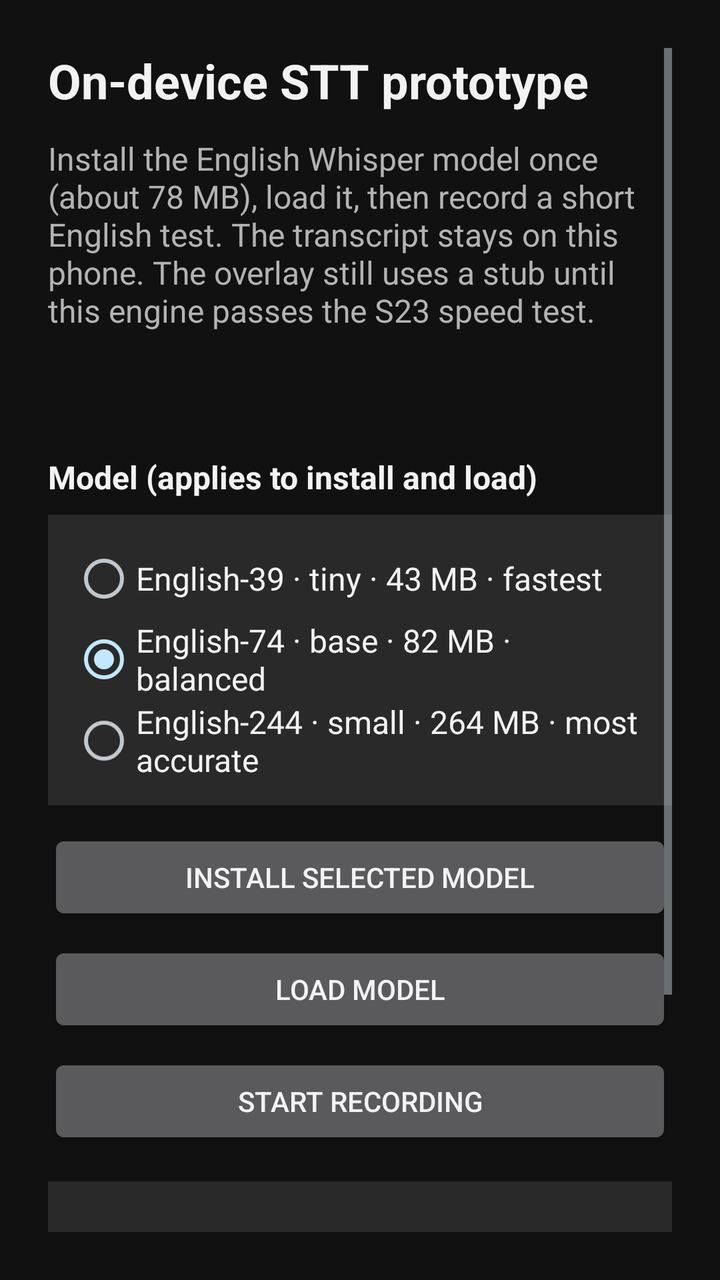
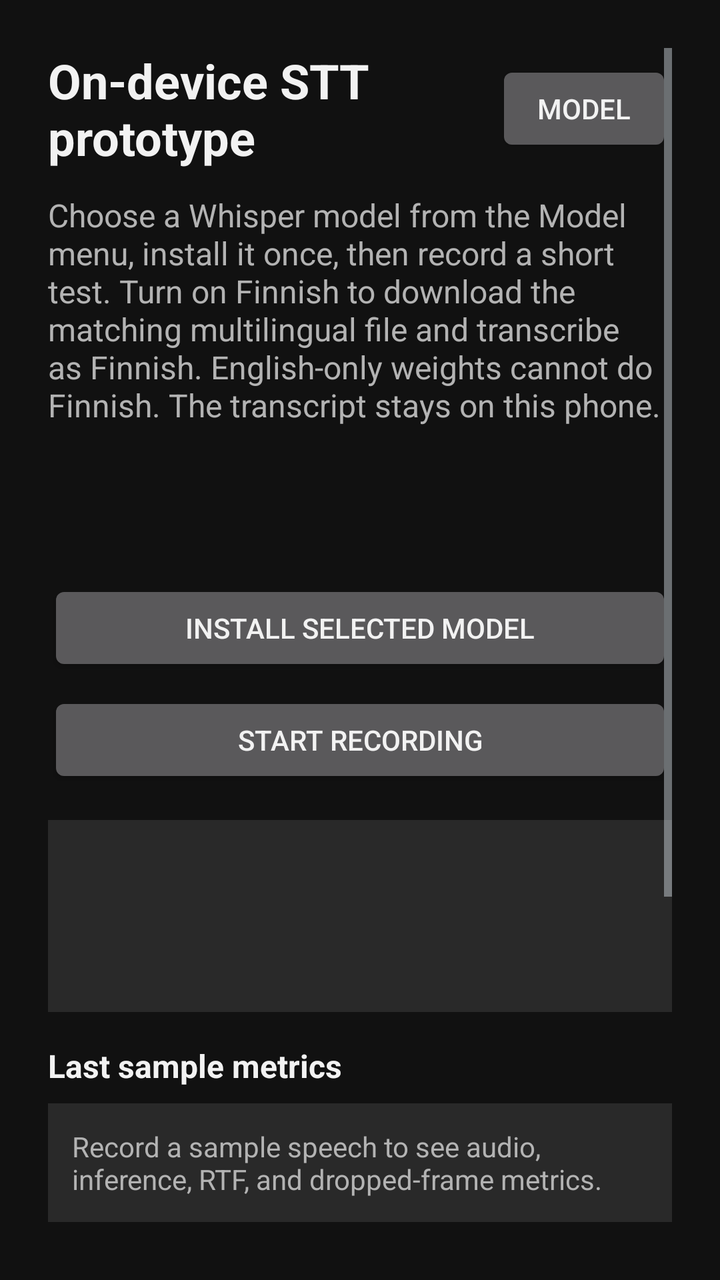

The first picture is an Android layout as it rendered before a commit; the second is the same layout after the commit. The layout source and the unified diff follow.
<!-- AndroidManifest.xml: application theme Theme.Dictator -->
<!-- res/layout/activity_main.xml -->
<?xml version="1.0" encoding="utf-8"?>
<ScrollView xmlns:android="http://schemas.android.com/apk/res/android"
    android:layout_width="match_parent"
    android:layout_height="match_parent"
    android:background="@color/setup_bg"
    android:fillViewport="true"
    android:padding="24dp">

    <LinearLayout
        android:layout_width="match_parent"
        android:layout_height="wrap_content"
        android:orientation="vertical">

        <TextView
            android:layout_width="match_parent"
            android:layout_height="wrap_content"
            android:text="@string/setup_title"
            android:textColor="@color/setup_text"
            android:textSize="24sp"
            android:textStyle="bold" />

        <TextView
            android:layout_width="match_parent"
            android:layout_height="wrap_content"
            android:layout_marginTop="12dp"
            android:text="@string/setup_body"
            android:textColor="@color/setup_muted"
            android:textSize="16sp" />

        <TextView
            android:id="@+id/modelStatus"
            android:layout_width="match_parent"
            android:layout_height="wrap_content"
            android:layout_marginTop="24dp"
            android:textColor="@color/setup_text"
            android:textSize="16sp" />

        <TextView
            android:layout_width="match_parent"
            android:layout_height="wrap_content"
            android:layout_marginTop="16dp"
            android:text="@string/model_selector_title"
            android:textColor="@color/setup_text"
            android:textSize="16sp"
            android:textStyle="bold" />

        <RadioGroup
            android:id="@+id/modelSelector"
            android:layout_width="match_parent"
            android:layout_height="wrap_content"
            android:layout_marginTop="8dp"
            android:background="#1AFFFFFF"
            android:padding="12dp">

            <RadioButton
                android:id="@+id/modelTiny"
                android:layout_width="match_parent"
                android:layout_height="wrap_content"
                android:minHeight="40dp"
                android:text="@string/model_tiny"
                android:textColor="@color/setup_text"
                android:textSize="16sp" />

            <RadioButton
                android:id="@+id/modelBase"
                android:layout_width="match_parent"
                android:layout_height="wrap_content"
                android:checked="true"
                android:minHeight="40dp"
                android:text="@string/model_base"
                android:textColor="@color/setup_text"
                android:textSize="16sp" />

            <RadioButton
                android:id="@+id/modelSmall"
                android:layout_width="match_parent"
                android:layout_height="wrap_content"
                android:minHeight="40dp"
                android:text="@string/model_small"
                android:textColor="@color/setup_text"
                android:textSize="16sp" />
        </RadioGroup>

        <Button
            android:id="@+id/installModel"
            android:layout_width="match_parent"
            android:layout_height="wrap_content"
            android:layout_marginTop="12dp"
            android:text="@string/install_model" />

        <Button
            android:id="@+id/loadModel"
            android:layout_width="match_parent"
            android:layout_height="wrap_content"
            android:layout_marginTop="8dp"
            android:text="@string/load_model" />

        <Button
            android:id="@+id/record"
            android:layout_width="match_parent"
            android:layout_height="wrap_content"
            android:layout_marginTop="8dp"
            android:text="@string/start_recording" />

        <TextView
            android:id="@+id/transcript"
            android:layout_width="match_parent"
            android:layout_height="wrap_content"
            android:layout_marginTop="16dp"
            android:background="#1AFFFFFF"
            android:minHeight="96dp"
            android:padding="12dp"
            android:textColor="@color/setup_text"
            android:textIsSelectable="true"
            android:textSize="18sp" />

        <TextView
            android:id="@+id/accessibilityStatus"
            android:layout_width="match_parent"
            android:layout_height="wrap_content"
            android:layout_marginTop="32dp"
            android:textColor="@color/setup_warn"
            android:textSize="16sp" />

        <Button
            android:id="@+id/openAccessibility"
            android:layout_width="match_parent"
            android:layout_height="wrap_content"
            android:layout_marginTop="12dp"
            android:text="@string/open_accessibility_settings" />
    </LinearLayout>
</ScrollView>
<!-- resources referenced by this layout -->
<resources>
  <color name="setup_bg">#111111</color>
  <color name="setup_muted">#B3B3B3</color>
  <color name="setup_text">#F2F2F2</color>
  <color name="setup_warn">#F5B041</color>
  <string name="install_model">Install selected model</string>
  <string name="load_model">Load model</string>
  <string name="model_base">English-74 · base · 82 MB · balanced</string>
  <string name="model_selector_title">Model (applies to install and load)</string>
  <string name="model_small">English-244 · small · 264 MB · most accurate</string>
  <string name="model_tiny">English-39 · tiny · 43 MB · fastest</string>
  <string name="open_accessibility_settings">Open Accessibility settings</string>
  <string name="setup_body">Install the English Whisper model once (about 78 MB), load it, then record a short English test. The transcript stays on this phone. The overlay still uses a stub until this engine passes the S23 speed test.</string>
  <string name="setup_title">On-device STT prototype</string>
  <string name="start_recording">Start recording</string>
  <style name="Theme.Dictator" parent="android:Theme.DeviceDefault.NoActionBar">
          <item name="android:statusBarColor">@color/setup_bg</item>
          <item name="android:navigationBarColor">@color/setup_bg</item>
          <item name="android:windowBackground">@color/setup_bg</item>
          <item name="android:textColor">@color/setup_text</item>
      </style>
</resources>

<!-- the commit's change to res/layout/activity_main.xml (unified diff, before → after) -->
@@ -2,7 +2,6 @@
 <ScrollView xmlns:android="http://schemas.android.com/apk/res/android"
     android:layout_width="match_parent"
     android:layout_height="match_parent"
-    android:background="@color/setup_bg"
     android:fillViewport="true"
     android:padding="24dp">
 
@@ -11,13 +10,29 @@
         android:layout_height="wrap_content"
         android:orientation="vertical">
 
-        <TextView
+        <LinearLayout
             android:layout_width="match_parent"
             android:layout_height="wrap_content"
-            android:text="@string/setup_title"
-            android:textColor="@color/setup_text"
-            android:textSize="24sp"
-            android:textStyle="bold" />
+            android:gravity="center_vertical"
+            android:orientation="horizontal">
+
+            <TextView
+                android:layout_width="0dp"
+                android:layout_height="wrap_content"
+                android:layout_weight="1"
+                android:text="@string/setup_title"
+                android:textColor="@color/setup_text"
+                android:textSize="24sp"
+                android:textStyle="bold" />
+
+            <Button
+                android:id="@+id/modelMenu"
+                android:layout_width="wrap_content"
+                android:layout_height="wrap_content"
+                android:contentDescription="@string/select_model"
+                android:minHeight="48dp"
+                android:text="@string/model_menu_button" />
+        </LinearLayout>
 
         <TextView
             android:layout_width="match_parent"
@@ -28,58 +43,20 @@
             android:textSize="16sp" />
 
         <TextView
+            android:id="@+id/selectedModel"
+            android:layout_width="match_parent"
+            android:layout_height="wrap_content"
+            android:layout_marginTop="16dp"
+            android:textColor="@color/setup_muted"
+            android:textSize="14sp" />
+
+        <TextView
             android:id="@+id/modelStatus"
             android:layout_width="match_parent"
             android:layout_height="wrap_content"
-            android:layout_marginTop="24dp"
+            android:layout_marginTop="8dp"
             android:textColor="@color/setup_text"
             android:textSize="16sp" />
-
-        <TextView
-            android:layout_width="match_parent"
-            android:layout_height="wrap_content"
-            android:layout_marginTop="16dp"
-            android:text="@string/model_selector_title"
-            android:textColor="@color/setup_text"
-            android:textSize="16sp"
-            android:textStyle="bold" />
-
-        <RadioGroup
-            android:id="@+id/modelSelector"
-            android:layout_width="match_parent"
-            android:layout_height="wrap_content"
-            android:layout_marginTop="8dp"
-            android:background="#1AFFFFFF"
-            android:padding="12dp">
-
-            <RadioButton
-                android:id="@+id/modelTiny"
-                android:layout_width="match_parent"
-                android:layout_height="wrap_content"
-                android:minHeight="40dp"
-                android:text="@string/model_tiny"
-                android:textColor="@color/setup_text"
-                android:textSize="16sp" />
-
-            <RadioButton
-                android:id="@+id/modelBase"
-                android:layout_width="match_parent"
-                android:layout_height="wrap_content"
-                android:checked="true"
-                android:minHeight="40dp"
-                android:text="@string/model_base"
-                android:textColor="@color/setup_text"
-                android:textSize="16sp" />
-
-            <RadioButton
-                android:id="@+id/modelSmall"
-                android:layout_width="match_parent"
-                android:layout_height="wrap_content"
-                android:minHeight="40dp"
-                android:text="@string/model_small"
-                android:textColor="@color/setup_text"
-                android:textSize="16sp" />
-        </RadioGroup>
 
         <Button
             android:id="@+id/installModel"
@@ -87,13 +64,6 @@
             android:layout_height="wrap_content"
             android:layout_marginTop="12dp"
             android:text="@string/install_model" />
-
-        <Button
-            android:id="@+id/loadModel"
-            android:layout_width="match_parent"
-            android:layout_height="wrap_content"
-            android:layout_marginTop="8dp"
-            android:text="@string/load_model" />
 
         <Button
             android:id="@+id/record"
@@ -115,6 +85,28 @@
             android:textSize="18sp" />
 
         <TextView
+            android:id="@+id/sampleMetricsTitle"
+            android:layout_width="match_parent"
+            android:layout_height="wrap_content"
+            android:layout_marginTop="16dp"
+            android:text="@string/sample_metrics_title"
+            android:textColor="@color/setup_text"
+            android:textSize="16sp"
+            android:textStyle="bold" />
+
+        <TextView
+            android:id="@+id/sampleMetrics"
+            android:layout_width="match_parent"
+            android:layout_height="wrap_content"
+            android:layout_marginTop="8dp"
+            android:background="#1AFFFFFF"
+            android:padding="12dp"
+            android:text="@string/sample_metrics_empty"
+            android:textColor="@color/setup_muted"
+            android:textIsSelectable="true"
+            android:textSize="14sp" />
+
+        <TextView
             android:id="@+id/accessibilityStatus"
             android:layout_width="match_parent"
             android:layout_height="wrap_content"
@@ -128,5 +120,26 @@
             android:layout_height="wrap_content"
             android:layout_marginTop="12dp"
             android:text="@string/open_accessibility_settings" />
+
+        <Button
+            android:id="@+id/toggleInsertMode"
+            android:layout_width="match_parent"
+            android:layout_height="wrap_content"
+            android:layout_marginTop="8dp"
+            android:text="@string/toggle_insert_mode" />
+
+        <Button
+            android:id="@+id/togglePartials"
+            android:layout_width="match_parent"
+            android:layout_height="wrap_content"
+            android:layout_marginTop="8dp"
+            android:text="@string/toggle_partials" />
+
+        <Button
+            android:id="@+id/toggleFinnish"
+            android:layout_width="match_parent"
+            android:layout_height="wrap_content"
+            android:layout_marginTop="8dp"
+            android:text="@string/toggle_finnish" />
     </LinearLayout>
 </ScrollView>
<!-- resource entries referenced after the edit -->
@@ -5,15 +5,17 @@
   <color name="setup_text">#F2F2F2</color>
   <color name="setup_warn">#F5B041</color>
   <string name="install_model">Install selected model</string>
-  <string name="load_model">Load model</string>
-  <string name="model_base">English-74 · base · 82 MB · balanced</string>
-  <string name="model_selector_title">Model (applies to install and load)</string>
-  <string name="model_small">English-244 · small · 264 MB · most accurate</string>
-  <string name="model_tiny">English-39 · tiny · 43 MB · fastest</string>
+  <string name="model_menu_button">Model</string>
   <string name="open_accessibility_settings">Open Accessibility settings</string>
-  <string name="setup_body">Install the English Whisper model once (about 78 MB), load it, then record a short English test. The transcript stays on this phone. The overlay still uses a stub until this engine passes the S23 speed test.</string>
+  <string name="sample_metrics_empty">Record a sample speech to see audio, inference, RTF, and dropped-frame metrics.</string>
+  <string name="sample_metrics_title">Last sample metrics</string>
+  <string name="select_model">Select speech model</string>
+  <string name="setup_body">Choose a Whisper model from the Model menu, install it once, then record a short test. Turn on Finnish to download the matching multilingual file and transcribe as Finnish. English-only weights cannot do Finnish. The transcript stays on this phone.</string>
   <string name="setup_title">On-device STT prototype</string>
   <string name="start_recording">Start recording</string>
+  <string name="toggle_finnish">Finnish</string>
+  <string name="toggle_insert_mode">Toggle insert mode</string>
+  <string name="toggle_partials">Live partials</string>
   <style name="Theme.Dictator" parent="android:Theme.DeviceDefault.NoActionBar">
           <item name="android:statusBarColor">@color/setup_bg</item>
           <item name="android:navigationBarColor">@color/setup_bg</item>
